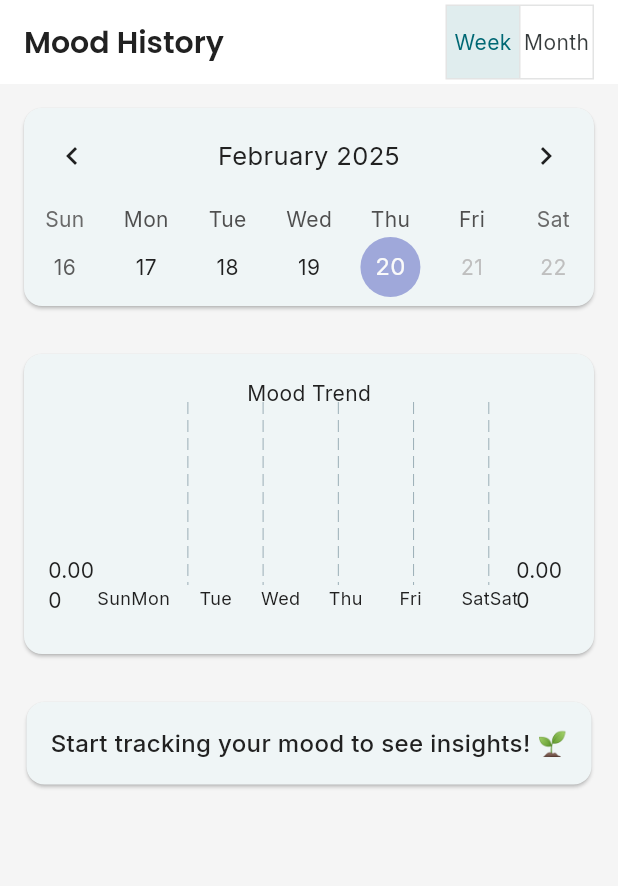
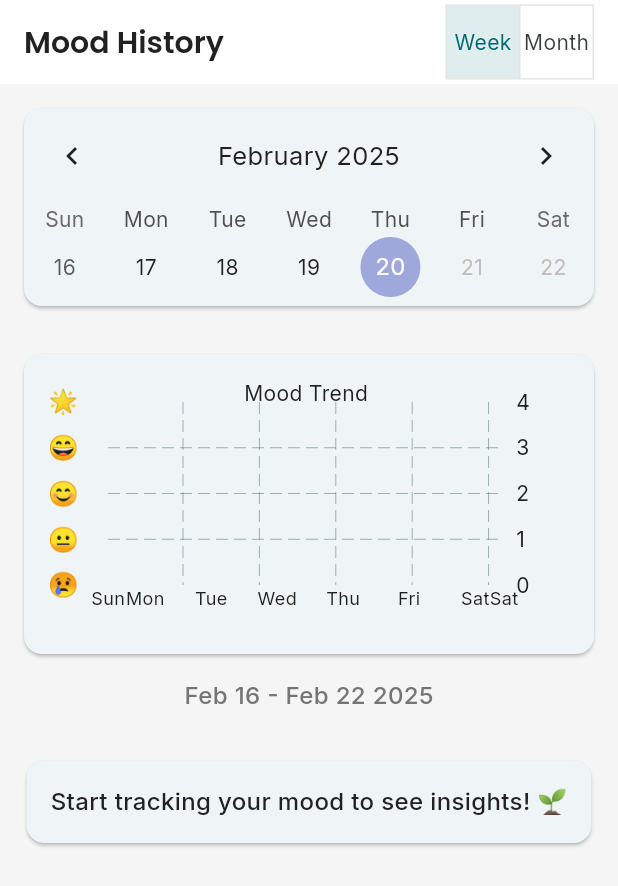
Before and after one commit to Manlikeog/mindful_mate, a Flutter app: the MoodTrackerScreen screen opened by its route, on a phone screen of 412 x 824 dp. Shown: the top 886 px of the screen. Run offline on Flutter 3.47's test engine with Material 3 defaults, Android fonts, the phone set to English and light mode, and no system bars; drawn by our look-alikes of fl_chart, table_calendar; our stand-ins replace flutter_hooks, flutter_riverpod, fluttertoast, gap, go_router, google_fonts and 3 more; missing offline and left inert: particles_flutter; accounts and stored records are empty; generated files the repository leaves out were written again.

Commit message:
added the current week label to the chart trend

```diff
--- a/lib/screens/mood/mood_screen.dart
+++ b/lib/screens/mood/mood_screen.dart
@@ -65,8 +65,11 @@ class TrendChart extends ConsumerWidget {
     final currentWeekStart = ref.watch(currentDisplayedWeekProvider);
 
     final filteredData = _filterData(moodData, currentWeekStart, viewMode);
+    final dateRangeText = _getDateRangeText(currentWeekStart, viewMode);
 
-    return Card(
+    return Column(
+      children: [
+        Card(
             margin: const EdgeInsets.all(16),
             child: Container(
               height: 200,
@@ -79,12 +82,26 @@ class TrendChart extends ConsumerWidget {
                       sideTitles: SideTitles(showTitles: false),
                       axisNameWidget: Text('Mood Trend'),
                     ),
+                    leftTitles: AxisTitles(
+                      sideTitles: SideTitles(
+                        showTitles: true,
+                        getTitlesWidget: (value, meta) {
+                          final index = value.toInt();
+                          return Text(
+                            ['😢', '😐', '😊', '😄', '🌟'][index],
+                            style: const TextStyle(fontSize: 16),
+                          );
+                        },
+                        interval: 1,
+                        reservedSize: 40,
+                      ),
+                    ),
                     bottomTitles: AxisTitles(
                       sideTitles: SideTitles(
                         showTitles: true,
                         getTitlesWidget: (value, meta) {
-                    final date =
-                        DateTime.fromMillisecondsSinceEpoch(value.toInt());
+                          final date = DateTime.fromMillisecondsSinceEpoch(
+                              value.toInt());
                           return Text(
                             viewMode == CalendarViewMode.weekly
                                 ? _getDayLabel(date.weekday)
@@ -95,16 +112,29 @@ class TrendChart extends ConsumerWidget {
                         reservedSize: 30,
                         interval: viewMode == CalendarViewMode.weekly
                             ? 86400000
-                      : null, // Force daily labels
+                            : null,
                       ),
                     ),
                   ),
                   minX: _getMinX(currentWeekStart, viewMode),
                   maxX: _getMaxX(currentWeekStart, viewMode),
+                  minY: 0,
+                  maxY: 4,
                   borderData: FlBorderData(show: false),
                 ),
               ),
+            )),
+        Padding(
+          padding: const EdgeInsets.only(bottom: 16),
+          child: Text(
+            dateRangeText,
+            style: TextStyle(
+                fontSize: 16,
+                color: Colors.grey[600],
+                fontWeight: FontWeight.w500),
           ),
+        ),
+      ],
     );
   }
 
@@ -178,6 +208,34 @@ class TrendChart extends ConsumerWidget {
     const days = ['Sun', 'Mon', 'Tue', 'Wed', 'Thu', 'Fri', 'Sat'];
     return days[weekday % 7];
   }
+
+  String _getDateRangeText(DateTime baseDate, CalendarViewMode viewMode) {
+    if (viewMode == CalendarViewMode.weekly) {
+      final start = baseDate.subtract(Duration(days: baseDate.weekday % 7));
+      final end = start.add(const Duration(days: 6));
+      return '${_monthAbbreviation(start.month)} ${start.day} - '
+          '${_monthAbbreviation(end.month)} ${end.day} ${end.year}';
+    } else {
+      return '${_monthAbbreviation(baseDate.month)} ${baseDate.year}';
+    }
+  }
+
+  String _monthAbbreviation(int month) {
+    return [
+      'Jan',
+      'Feb',
+      'Mar',
+      'Apr',
+      'May',
+      'Jun',
+      'Jul',
+      'Aug',
+      'Sep',
+      'Oct',
+      'Nov',
+      'Dec'
+    ][month - 1];
+  }
 }
 
 class _InsightsCard extends ConsumerWidget {
```
Lines whose indentation alone changed are shown as unchanged.
